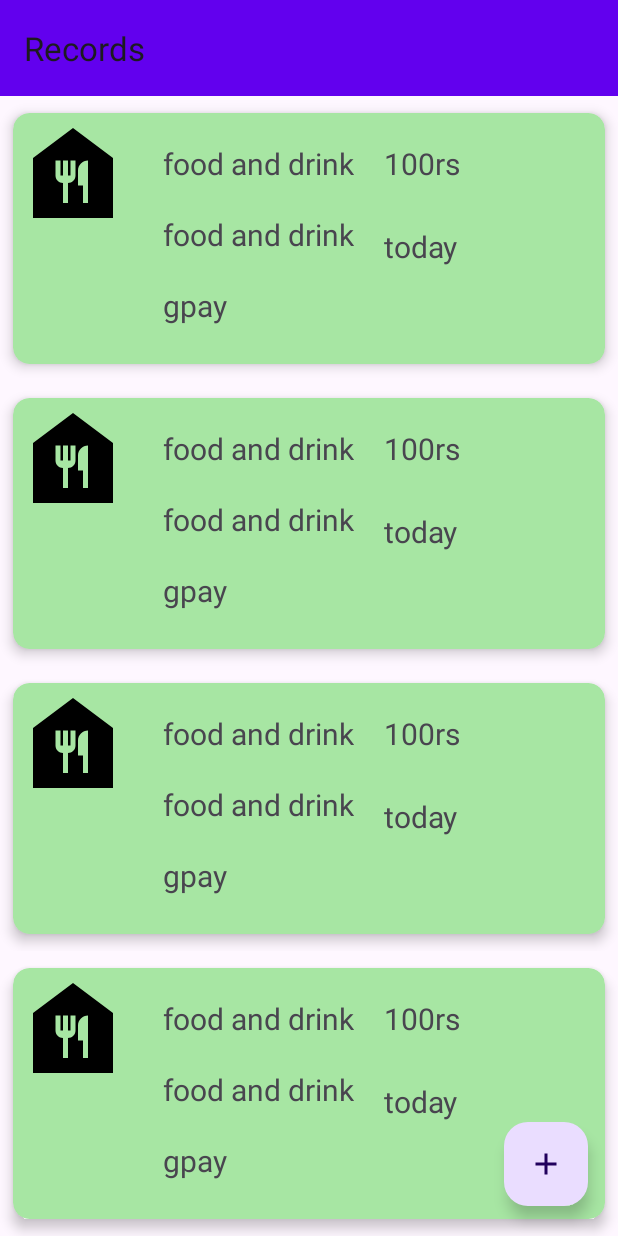
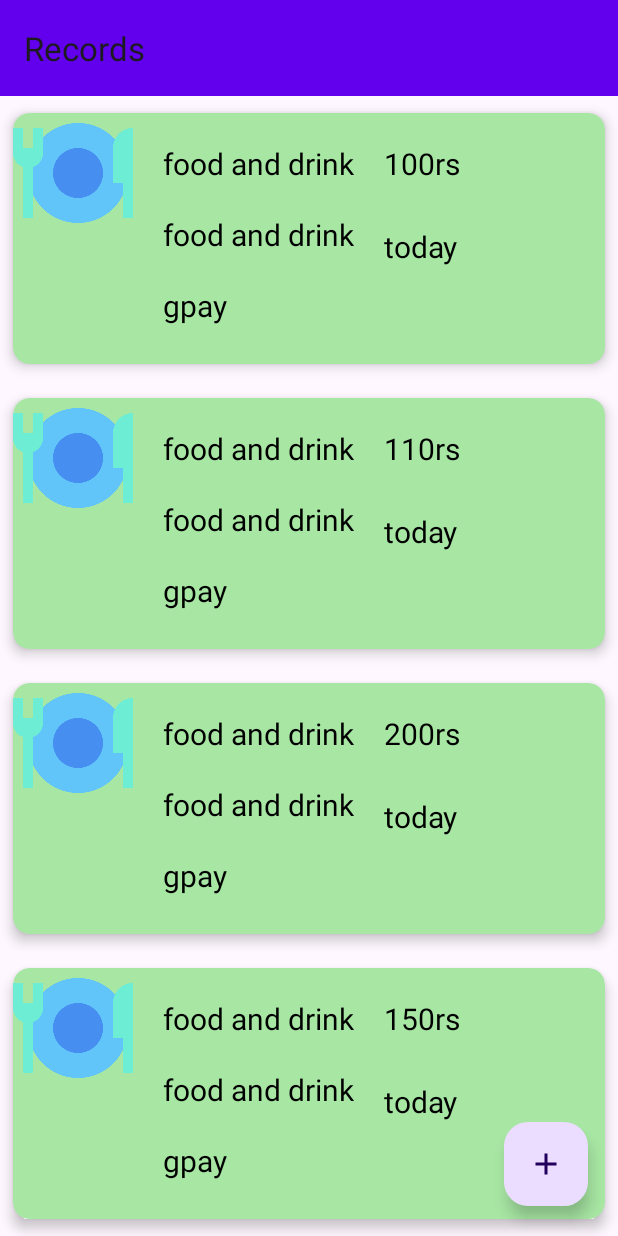
Before and after one commit to Chaitanya-ghutukade/Moneymind, an Android app: the Records screen opened directly, with no data from a screen before it, on a phone screen of 412 x 824 dp. Run offline under Robolectric (Android 15) with nearby library versions, the phone set to English and light mode, and no system bars.

Commit message:
updated raw data for recyclerview

```diff
--- a/app/src/main/java/com/example/moneymind/Records.java
+++ b/app/src/main/java/com/example/moneymind/Records.java
@@ -33,14 +33,14 @@ ArrayList<Record_Model> arr_records=new ArrayList<>();
 
         recyclerView.setLayoutManager(new LinearLayoutManager(this));
 
-        arr_records.add(new Record_Model(R.drawable.baseline_food_bank_24,"food and drink","cash","gpay","100rs","today"));
-        arr_records.add(new Record_Model(R.drawable.baseline_food_bank_24,"food and drink","cash","gpay","100rs","today"));
-        arr_records.add(new Record_Model(R.drawable.baseline_food_bank_24,"food and drink","cash","gpay","100rs","today"));
-        arr_records.add(new Record_Model(R.drawable.baseline_food_bank_24,"food and drink","cash","gpay","100rs","today"));
-        arr_records.add(new Record_Model(R.drawable.baseline_food_bank_24,"food and drink","cash","gpay","100rs","today"));
-        arr_records.add(new Record_Model(R.drawable.baseline_food_bank_24,"food and drink","cash","gpay","100rs","today"));
-        arr_records.add(new Record_Model(R.drawable.baseline_food_bank_24,"food and drink","cash","gpay","100rs","today"));
-        arr_records.add(new Record_Model(R.drawable.baseline_food_bank_24,"food and drink","cash","gpay","100rs","today"));
+        arr_records.add(new Record_Model(R.drawable.tools,"food and drink","cash","gpay","100rs","today"));
+        arr_records.add(new Record_Model(R.drawable.tools,"food and drink","cash","gpay","110rs","today"));
+        arr_records.add(new Record_Model(R.drawable.tools,"food and drink","cash","gpay","200rs","today"));
+        arr_records.add(new Record_Model(R.drawable.tools,"food and drink","cash","gpay","150rs","today"));
+        arr_records.add(new Record_Model(R.drawable.tools,"food and drink","cash","gpay","189rs","today"));
+        arr_records.add(new Record_Model(R.drawable.tools,"food and drink","cash","gpay","135rs","today"));
+        arr_records.add(new Record_Model(R.drawable.tools,"food and drink","cash","gpay","102rs","today"));
+        arr_records.add(new Record_Model(R.drawable.tools,"food and drink","cash","gpay","12rs","today"));
 
 
         RecyclerRecordsAdapter adapter=new RecyclerRecordsAdapter(this,arr_records);
--- a/app/src/main/res/layout/records_row.xml
+++ b/app/src/main/res/layout/records_row.xml
@@ -33,6 +33,7 @@
                 android:layout_width="wrap_content"
                 android:layout_height="wrap_content"
                 android:id="@+id/record_type"
+                android:textColor="@color/black"
                 android:textSize="20dp"
                 android:text="Food and Drinks"
                 app:layout_constraintStart_toEndOf="@+id/record_img"
@@ -45,6 +46,7 @@
                 android:layout_width="wrap_content"
                 android:layout_height="wrap_content"
                 android:id="@+id/acc_name"
+                android:textColor="@color/black"
                 android:textSize="20dp"
                 android:text="Cash"
                 app:layout_constraintTop_toBottomOf="@+id/record_type"
@@ -57,6 +59,7 @@
                 android:layout_width="wrap_content"
                 android:layout_height="wrap_content"
                 android:id="@+id/payment_type"
+                android:textColor="@color/black"
                 android:textSize="20dp"
                 android:text="Gpay"
                 app:layout_constraintTop_toBottomOf="@+id/acc_name"
@@ -68,6 +71,7 @@
                 android:layout_width="wrap_content"
                 android:layout_height="wrap_content"
                 android:id="@+id/amount"
+                android:textColor="@color/black"
                 android:textSize="20dp"
                 android:text="amount"
                 app:layout_constraintStart_toEndOf="@+id/record_type"
@@ -80,6 +84,7 @@
                 android:id="@+id/record_date"
                 android:layout_width="wrap_content"
                 android:layout_height="wrap_content"
+                android:textColor="@color/black"
 
                 android:layout_marginTop="28dp"
                 android:text="date"
```
Also changed, not shown: app/src/main/res/drawable/tools.png (added).
